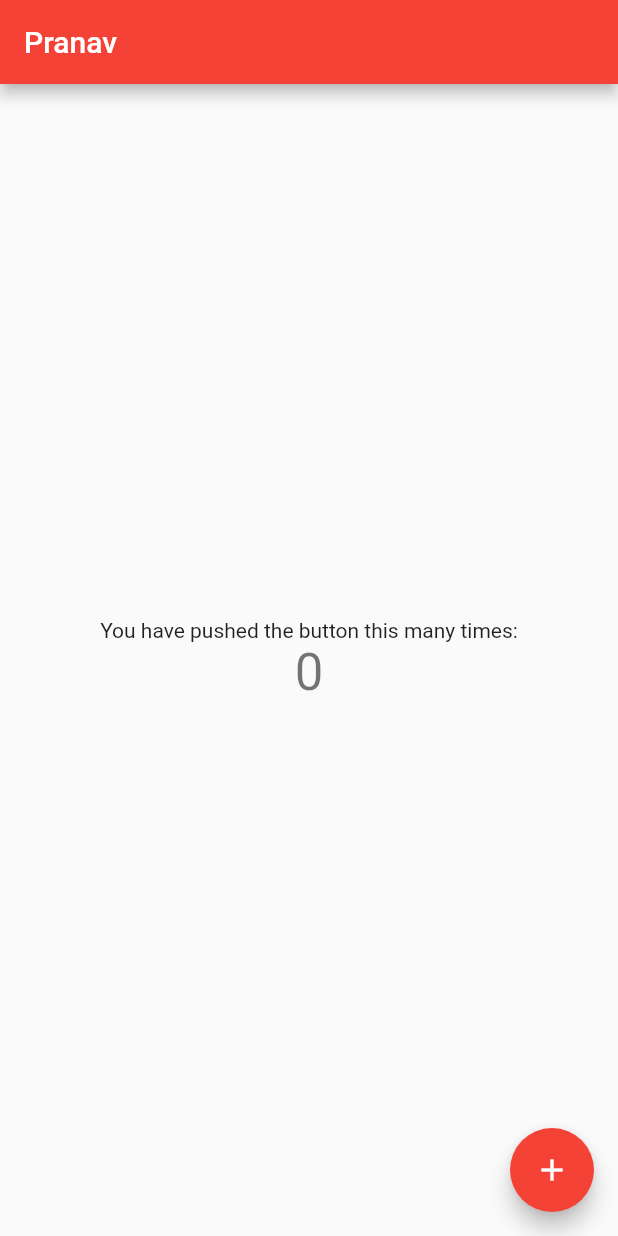
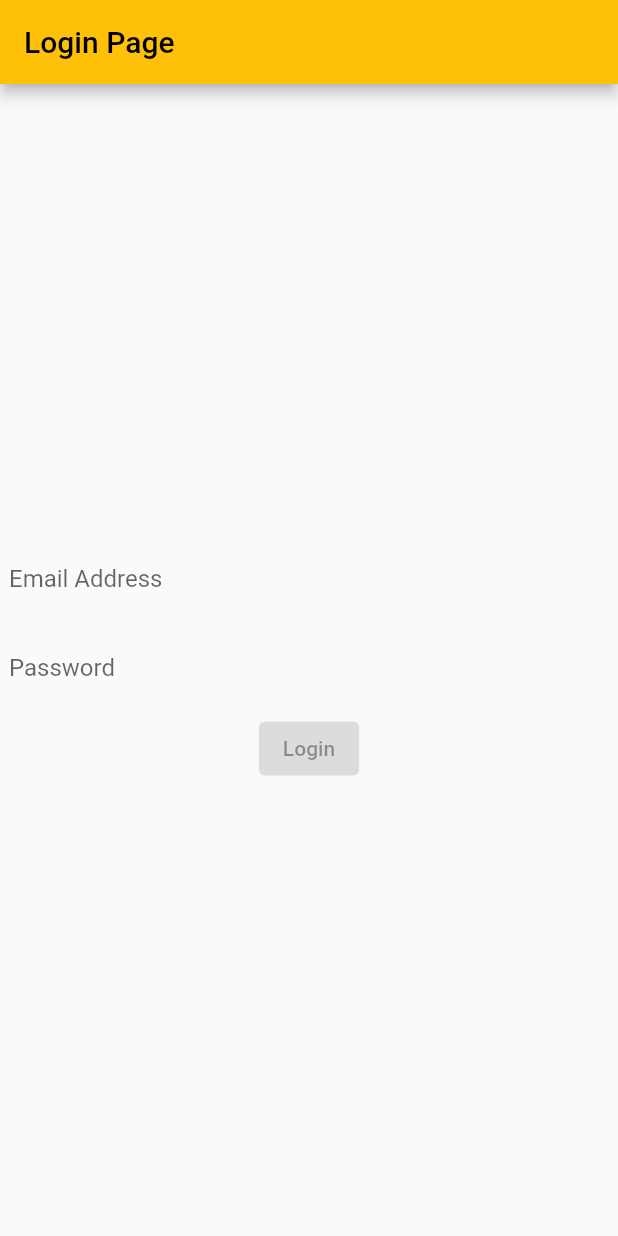
Before and after one commit to Pranavbasavena20/login_app, a Flutter app: the screen it shows after launch, on a phone screen of 412 x 824 dp. Run offline on Flutter 3.47's test engine with Material 2 defaults, Android fonts, the phone set to English and light mode, and no system bars; statements that could not run were skipped.

Commit message:
Oct 10 Commit

```diff
--- a/lib/main.dart
+++ b/lib/main.dart
@@ -1,115 +1,89 @@
 import 'package:flutter/material.dart';
 
-void main() {
-  runApp(const MyApp());
-}
+void main() => runApp(const myApp());
 
-class MyApp extends StatelessWidget {
-  const MyApp({super.key});
+class myApp extends StatelessWidget {
+  const myApp({super.key});
 
-  // This widget is the root of your application.
   @override
   Widget build(BuildContext context) {
     return MaterialApp(
-      title: 'Flutter Demo',
-      theme: ThemeData(
-        // This is the theme of your application.
-        //
-        // Try running your application with "flutter run". You'll see the
-        // application has a blue toolbar. Then, without quitting the app, try
-        // changing the primarySwatch below to Colors.green and then invoke
-        // "hot reload" (press "r" in the console where you ran "flutter run",
-        // or simply save your changes to "hot reload" in a Flutter IDE).
-        // Notice that the counter didn't reset back to zero; the application
-        // is not restarted.
-        primarySwatch: Colors.red,
-      ),
-      home: const MyHomePage(title: 'Pranav'),
+      title: "Login Page",
+      debugShowCheckedModeBanner: false,
+      theme: ThemeData(primarySwatch: Colors.amber),
+      home: myLoginPage(),
     );
   }
 }
 
-class MyHomePage extends StatefulWidget {
-  const MyHomePage({super.key, required this.title});
-
-  // This widget is the home page of your application. It is stateful, meaning
-  // that it has a State object (defined below) that contains fields that affect
-  // how it looks.
-
-  // This class is the configuration for the state. It holds the values (in this
-  // case the title) provided by the parent (in this case the App widget) and
-  // used by the build method of the State. Fields in a Widget subclass are
-  // always marked "final".
-
-  final String title;
-
+class myLoginPage extends StatefulWidget {
+  const myLoginPage({super.key});
   @override
-  State<MyHomePage> createState() => _MyHomePageState();
+  State<myLoginPage> createState() => _myLoginPageState();
 }
 
-class _MyHomePageState extends State<MyHomePage> {
-  int _counter = 0;
+class _myLoginPageState extends State<myLoginPage> {
+  final emailAddress = TextEditingController();
+  final passWord = TextEditingController();
+  @override
+  Widget build(BuildContext context) {
+    return Scaffold(
+      appBar: AppBar(
+        title: Text("Login Page"),
+      ),
+      body: Center(
+        child: SizedBox(
+          width: 400,
+          child: Column(
+            mainAxisAlignment: MainAxisAlignment.center,
+            crossAxisAlignment: CrossAxisAlignment.center,
+            children: <Widget>[
+              TextField(
+                controller: emailAddress,
+                decoration: InputDecoration(
+                    fillColor: Colors.white,
+                    labelText: "Email Address",
+                    border: InputBorder.none,
+                    focusedBorder: OutlineInputBorder(
+                      // borderRadius: BorderRadius.all(5.0),
+                      borderSide: BorderSide(color: Colors.blue),
+                    )),
+              ),
+              TextField(
+                controller: passWord,
+                obscureText: false,
+                decoration: InputDecoration(
+                    fillColor: Colors.white,
+                    labelText: "Password",
+                    border: InputBorder.none,
+                    focusedBorder: OutlineInputBorder(
+                      borderSide: BorderSide(color: Colors.blue),
+                    )),
+              ),
+              SizedBox(
+                child: Center(
+                    child: ElevatedButton(
+                  onPressed: () {
+                      Navigator.push(context, MaterialPageRoute(builder: (context)=> const SecondPage()))
+                  },
+                  child: Text("Login"),
+                )),
+              )
+            ],
+          ),
+        ),
+      ),
+    );
+  }
+}
 
-  void _incrementCounter() {
-    setState(() {
-      // This call to setState tells the Flutter framework that something has
-      // changed in this State, which causes it to rerun the build method below
-      // so that the display can reflect the updated values. If we changed
-      // _counter without calling setState(), then the build method would not be
-      // called again, and so nothing would appear to happen.
-      _counter++;
-    });
-  }
+class SecondPage extends StatelessWidget {
+  const SecondPage({super.key});
 
   @override
   Widget build(BuildContext context) {
-    // This method is rerun every time setState is called, for instance as done
-    // by the _incrementCounter method above.
-    //
-    // The Flutter framework has been optimized to make rerunning build methods
-    // fast, so that you can just rebuild anything that needs updating rather
-    // than having to individually change instances of widgets.
-    return Scaffold(
-      appBar: AppBar(
-        // Here we take the value from the MyHomePage object that was created by
-        // the App.build method, and use it to set our appbar title.
-        title: Text(widget.title),
-      ),
-      body: Center(
-        // Center is a layout widget. It takes a single child and positions it
-        // in the middle of the parent.
-        child: Column(
-          // Column is also a layout widget. It takes a list of children and
-          // arranges them vertically. By default, it sizes itself to fit its
-          // children horizontally, and tries to be as tall as its parent.
-          //
-          // Invoke "debug painting" (press "p" in the console, choose the
-          // "Toggle Debug Paint" action from the Flutter Inspector in Android
-          // Studio, or the "Toggle Debug Paint" command in Visual Studio Code)
-          // to see the wireframe for each widget.
-          //
-          // Column has various properties to control how it sizes itself and
-          // how it positions its children. Here we use mainAxisAlignment to
-          // center the children vertically; the main axis here is the vertical
-          // axis because Columns are vertical (the cross axis would be
-          // horizontal).
-          mainAxisAlignment: MainAxisAlignment.center,
-          children: <Widget>[
-            const Text(
-              'You have pushed the button this many times:',
-            ),
-            Text(
-              '$_counter',
-              style: Theme.of(context).textTheme.headline4,
-            ),
-          ],
-        ),
-      ),
-      floatingActionButton: FloatingActionButton(
-        onPressed: _incrementCounter,
-        tooltip: 'Increment',
-        child: const Icon(Icons.add),
-      ), // This trailing comma makes auto-formatting nicer for build methods.
+    return Container(
+      child: Text("Welcome"),
     );
   }
 }
```
